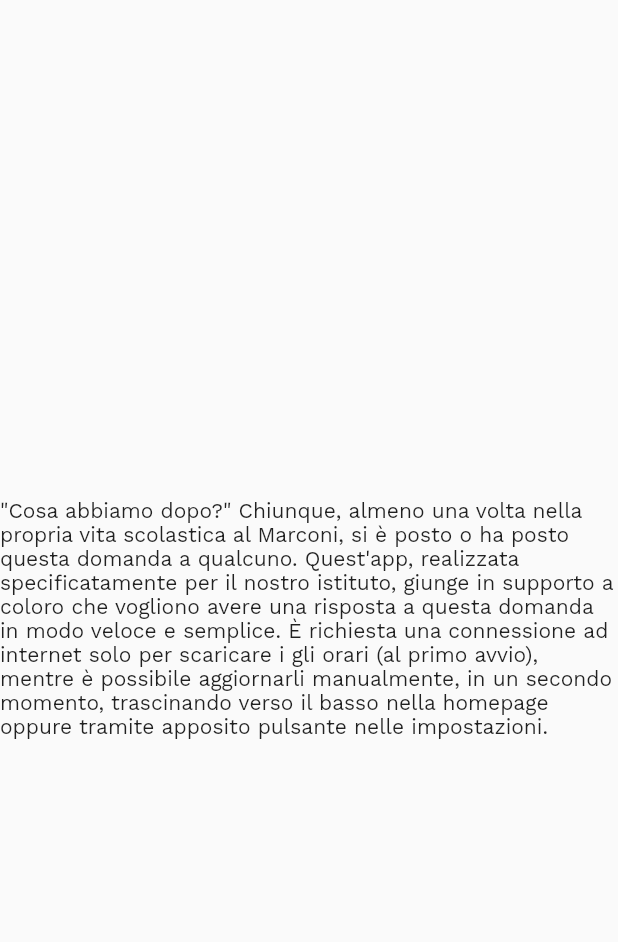
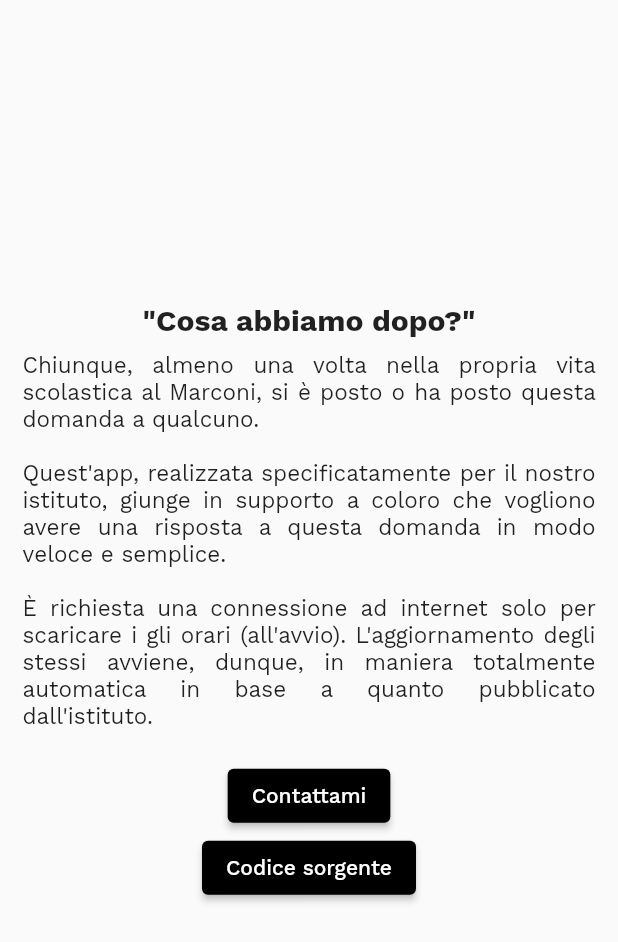
Before and after one commit to lorenzodbr/cosa-abbiamo-dopo, a Flutter app: the InfoPage widget shown alone on an empty page, opened directly, on a phone screen of 412 x 824 dp. Shown: the top 942 px of the screen. Run offline on Flutter 3.47's test engine with Material 2 defaults, Android fonts, the phone set to English and light mode, and no system bars; our stand-ins replace carousel_slider, google_fonts, shared_preferences; missing offline and left inert: clean_settings, flutter_displaymode; accounts and stored records are empty; network calls fail.

Commit message:
UI improvements

```diff
--- a/lib/pages/info_page.dart
+++ b/lib/pages/info_page.dart
@@ -10,13 +10,52 @@ class InfoPage extends StatefulWidget {
 class _InfoPageState extends State<InfoPage> {
   @override
   Widget build(BuildContext context) {
-    return Column(
-      mainAxisAlignment: MainAxisAlignment.center,
-      crossAxisAlignment: CrossAxisAlignment.center,
-      children: const [
-        Text(
-            "\"Cosa abbiamo dopo?\" Chiunque, almeno una volta nella propria vita scolastica al Marconi, si è posto o ha posto questa domanda a qualcuno. Quest'app, realizzata specificatamente per il nostro istituto, giunge in supporto a coloro che vogliono avere una risposta a questa domanda in modo veloce e semplice. È richiesta una connessione ad internet solo per scaricare i gli orari (al primo avvio), mentre è possibile aggiornarli manualmente, in un secondo momento, trascinando verso il basso nella homepage oppure tramite apposito pulsante nelle impostazioni.")
-      ],
+    return Container(
+      margin: const EdgeInsets.all(15),
+      child: Column(
+        mainAxisAlignment: MainAxisAlignment.center,
+        crossAxisAlignment: CrossAxisAlignment.center,
+        children: [
+          Padding(
+            padding: EdgeInsets.only(bottom: 10),
+            child: Text(
+              "\"Cosa abbiamo dopo?\"",
+              style: TextStyle(
+                fontSize: 20,
+                fontWeight: FontWeight.bold,
+              ),
+            ),
+          ),
+          Text(
+            "Chiunque, almeno una volta nella propria vita scolastica al Marconi, si è posto o ha posto questa domanda a qualcuno.\n\nQuest'app, realizzata specificatamente per il nostro istituto, giunge in supporto a coloro che vogliono avere una risposta a questa domanda in modo veloce e semplice.\n\nÈ richiesta una connessione ad internet solo per scaricare i gli orari (all'avvio). L'aggiornamento degli stessi avviene, dunque, in maniera totalmente automatica in base a quanto pubblicato dall'istituto.",
+            style: TextStyle(
+              fontSize: 15,
+            ),
+            textAlign: TextAlign.justify,
+          ),
+          Padding(
+            padding: const EdgeInsets.all(20),
+            child: Column(
+              children: [
+                ElevatedButton(
+                  onPressed: () {},
+                  child: Text("Contattami"),
+                  style: ElevatedButton.styleFrom(
+                    primary: Colors.black,
+                  ),
+                ),
+                ElevatedButton(
+                  onPressed: () {},
+                  child: Text("Codice sorgente"),
+                  style: ElevatedButton.styleFrom(
+                    primary: Colors.black,
+                  ),
+                ),
+              ],
+            ),
+          )
+        ],
+      ),
     );
   }
 }
--- a/lib/pages/settings_page.dart
+++ b/lib/pages/settings_page.dart
@@ -117,12 +117,9 @@ class _SettingsState extends State<Settings> {
                 } else {
                   return SettingRadioItem<String>(
                     title: 'Seleziona classe',
+                    items: const [],
+                    onChanged: (_) {},
                     displayValue: 'Caricamento...',
-                    onChanged: (v) => setState(
-                      () => () async {
-                        Utils.setSavedClass(v);
-                      },
-                    ),
                   );
                 }
               },
```
Also changed, not shown: 1 other file.
